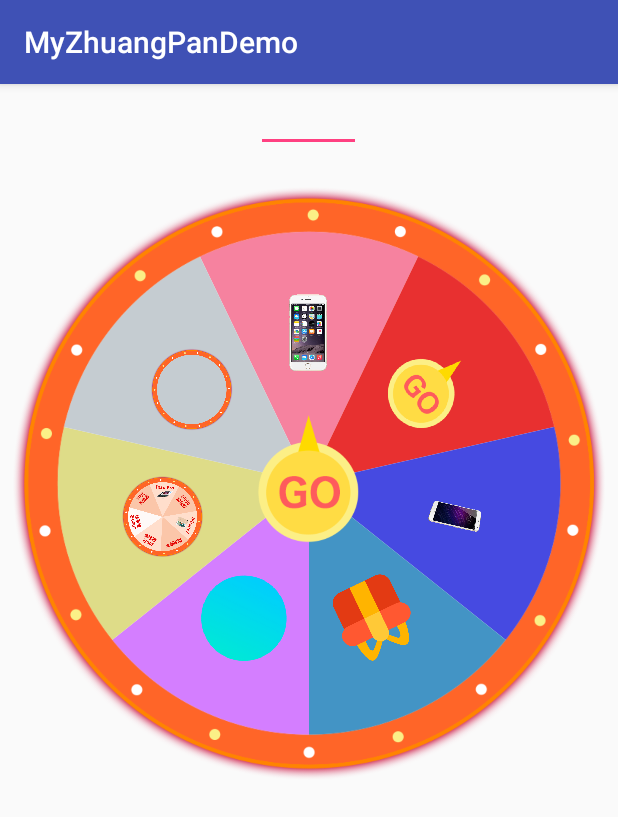
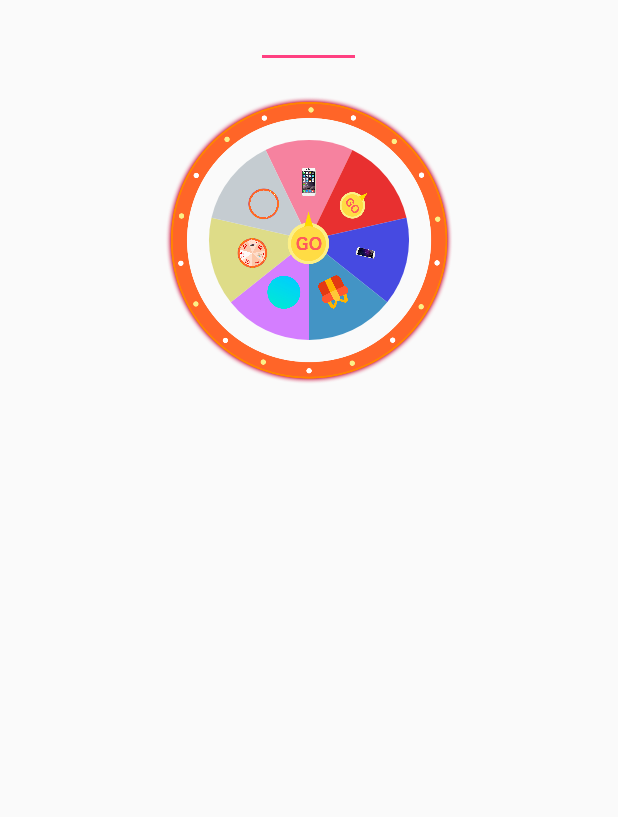
Before and after one commit to zhangyu127/ZhuangPanDemo, an Android app: the screen it shows after launch (MainActivity), on a phone screen of 412 x 824 dp. Shown: the top 817 px of the screen. Run offline under Robolectric (Android 15) with nearby library versions, the phone set to English and light mode, and no system bars.

Commit message:
提交ui

```diff
--- a/app/src/main/res/layout/activity_main.xml
+++ b/app/src/main/res/layout/activity_main.xml
@@ -14,8 +14,8 @@
 
         <com.keke.a10056.myzhuangpandemo.view.WheelSurfView
             android:id="@+id/wheelSurfView2"
-            android:layout_width="match_parent"
-            android:layout_height="match_parent"
+            android:layout_width="200dp"
+            android:layout_height="200dp"
             android:layout_centerInParent="true"
             wheelSurfView:typenum="-1">
 
--- a/app/src/main/res/values/styles.xml
+++ b/app/src/main/res/values/styles.xml
@@ -1,7 +1,7 @@
 <resources>
 
     <!-- Base application theme. -->
-    <style name="AppTheme" parent="Base.Theme.AppCompat.Light.DarkActionBar">
+    <style name="AppTheme" parent="Theme.AppCompat.Light.NoActionBar">
         <!-- Customize your theme here. -->
         <item name="colorPrimary">@color/colorPrimary</item>
         <item name="colorPrimaryDark">@color/colorPrimaryDark</item>
```
Also changed, not shown: app/src/main/java/com/keke/a10056/myzhuangpandemo/MainActivity.java (+16 -1 lines).
